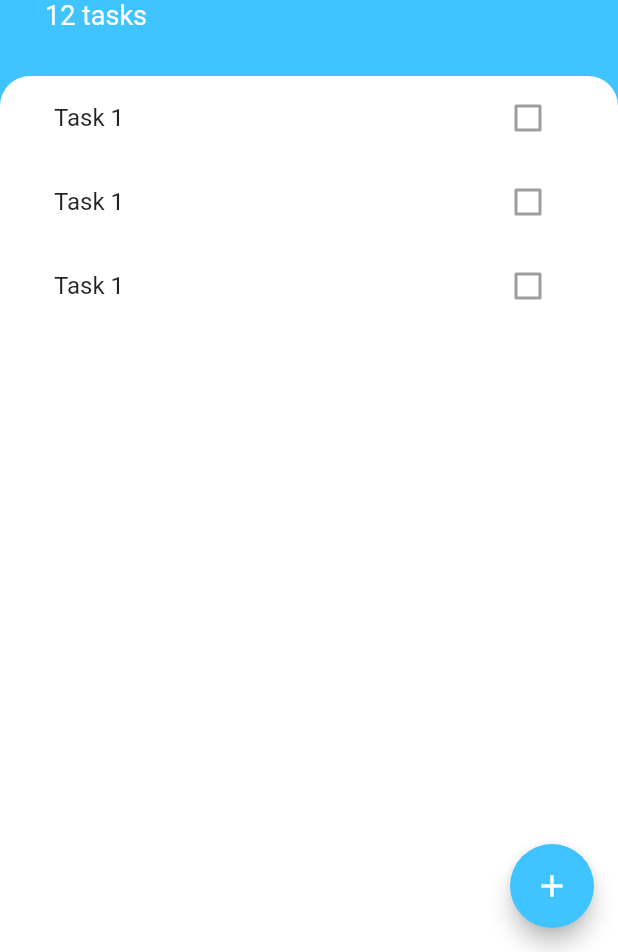
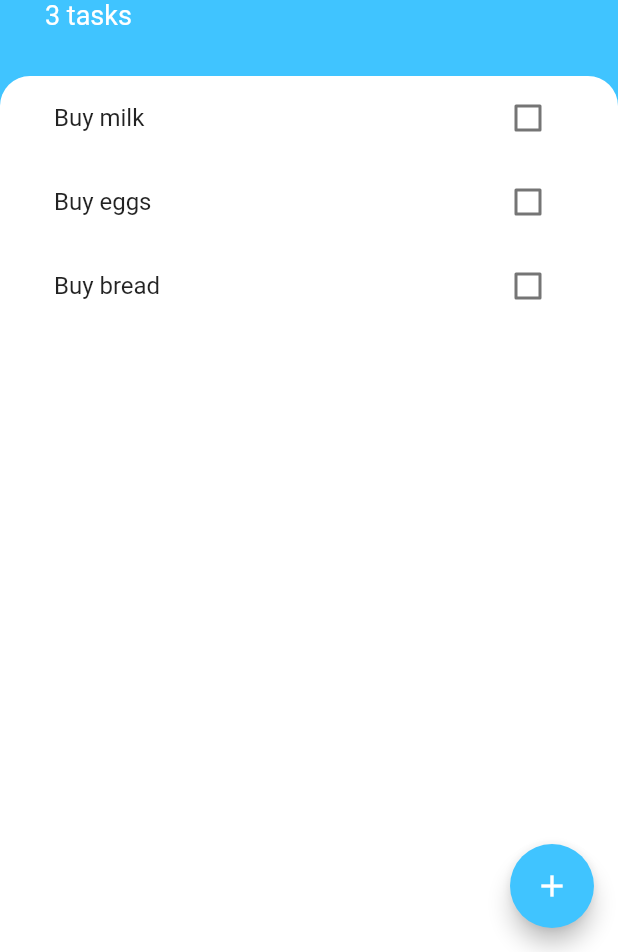
Before and after one commit to ypgyan/todo-app, a Flutter app: the screen it shows after launch, on a phone screen of 412 x 824 dp, the part 284-1236 px from its top. Run offline on Flutter 3.47's test engine with Material 2 defaults, Android fonts, the phone set to English and light mode, and no system bars.

```diff
--- /dev/null
+++ b/lib/models/task.dart
@@ -0,0 +1,10 @@
+class Task {
+  final String name;
+  bool isDone;
+
+  Task({this.name, this.isDone = false});
+
+  void toggleDone() {
+    isDone = !isDone;
+  }
+}
--- a/lib/screens/tasks_screen.dart
+++ b/lib/screens/tasks_screen.dart
@@ -1,6 +1,7 @@
 import 'package:flutter/material.dart';
 import 'package:todo_app/widgets/tasks_list.dart';
 import 'add_task_screen.dart';
+import 'package:todo_app/models/task.dart';
 
 class TasksScreen extends StatefulWidget {
   @override
@@ -8,6 +9,12 @@ class TasksScreen extends StatefulWidget {
 }
 
 class _TasksScreenState extends State<TasksScreen> {
+  List<Task> tasks = [
+    Task(name: 'Buy milk'),
+    Task(name: 'Buy eggs'),
+    Task(name: 'Buy bread'),
+  ];
+
   @override
   Widget build(BuildContext context) {
     return Scaffold(
@@ -24,7 +31,12 @@ class _TasksScreenState extends State<TasksScreen> {
               child: Container(
                 padding: EdgeInsets.only(
                     bottom: MediaQuery.of(context).viewInsets.bottom),
-                child: AddTaskScreen(),
+                child: AddTaskScreen((newTaskTitle) {
+                  setState(() {
+                    tasks.add(Task(name: newTaskTitle));
+                  });
+                  Navigator.pop(context);
+                }),
               ),
             ),
           );
@@ -63,7 +75,7 @@ class _TasksScreenState extends State<TasksScreen> {
                       fontWeight: FontWeight.w700),
                 ),
                 Text(
-                  '12 tasks',
+                  '${tasks.length} tasks',
                   style: TextStyle(color: Colors.white, fontSize: 18.0),
                 ),
               ],
@@ -79,7 +91,7 @@ class _TasksScreenState extends State<TasksScreen> {
                   topRight: Radius.circular(20.0),
                 ),
               ),
-              child: TasksList(),
+              child: TasksList(tasks),
             ),
           )
         ],
--- a/lib/widgets/task_tile.dart
+++ b/lib/widgets/task_tile.dart
@@ -1,11 +1,25 @@
 import 'package:flutter/material.dart';
 
 class TaskTile extends StatelessWidget {
+  final bool isChecked;
+  final String taskTitle;
+  final Function checkboxCallback;
+
+  TaskTile({this.isChecked = false, this.taskTitle, this.checkboxCallback});
+
   @override
   Widget build(BuildContext context) {
     return ListTile(
-      title: Text('Task 1'),
-      trailing: Checkbox(value: false, onChanged: null),
+      title: Text(
+        taskTitle,
+        style: TextStyle(
+            decoration: isChecked ? TextDecoration.lineThrough : null),
+      ),
+      trailing: Checkbox(
+        value: isChecked,
+        activeColor: Colors.lightBlueAccent,
+        onChanged: checkboxCallback,
+      ),
     );
   }
 }
--- a/lib/widgets/tasks_list.dart
+++ b/lib/widgets/tasks_list.dart
@@ -1,15 +1,32 @@
 import 'package:flutter/material.dart';
 import 'task_tile.dart';
+import 'package:todo_app/models/task.dart';
 
-class TasksList extends StatelessWidget {
+class TasksList extends StatefulWidget {
+  final List<Task> tasks;
+
+  TasksList(this.tasks);
+
+  @override
+  _TasksListState createState() => _TasksListState();
+}
+
+class _TasksListState extends State<TasksList> {
   @override
   Widget build(BuildContext context) {
-    return ListView(
-      children: <Widget>[
-        TaskTile(),
-        TaskTile(),
-        TaskTile(),
-      ],
+    return ListView.builder(
+      itemBuilder: (context, index) {
+        return TaskTile(
+          isChecked: widget.tasks[index].isDone,
+          taskTitle: widget.tasks[index].name,
+          checkboxCallback: (checkboxState) {
+            setState(() {
+              widget.tasks[index].toggleDone();
+            });
+          },
+        );
+      },
+      itemCount: widget.tasks.length,
     );
   }
 }
```
Also changed, not shown: lib/screens/add_task_screen.dart (+11 -3 lines).
